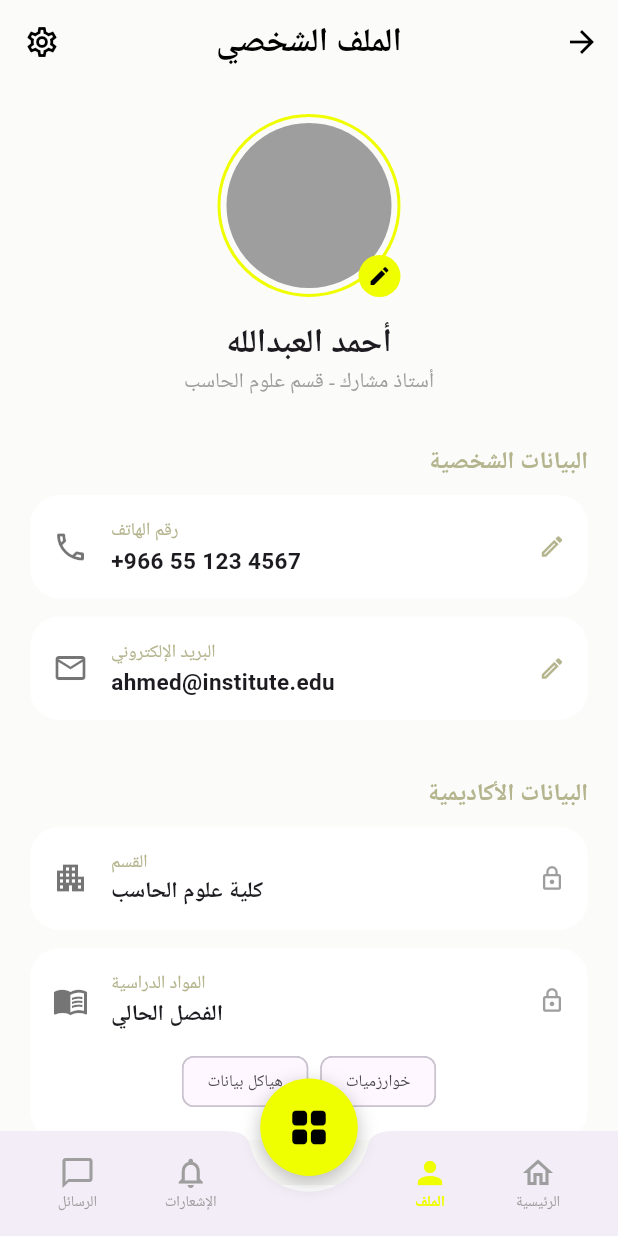
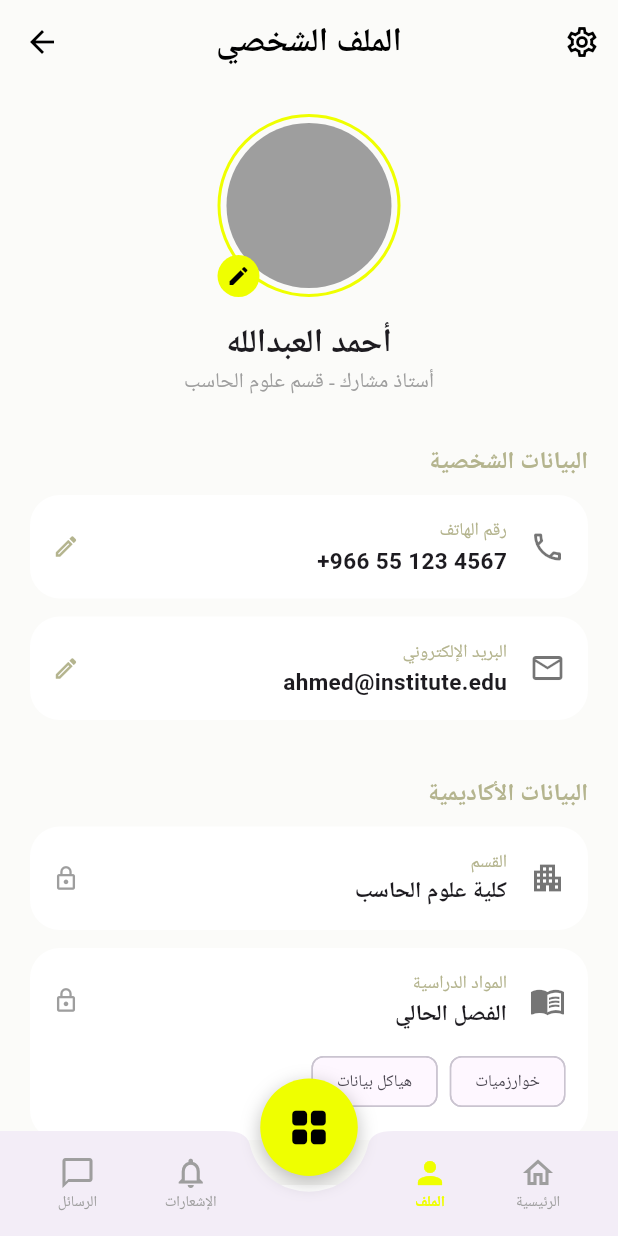
Before and after one commit to majdoulee2006/Edu_Pridge_flutter, a Flutter app: the ProfileScreen screen opened directly, on a phone screen of 412 x 824 dp. Run offline on Flutter 3.47's test engine with Material 3 defaults, Android fonts, the phone set to English and light mode, and no system bars; Roboto replaces fonts that are missing (Tajawal).

Commit message:
تم تعديل واجهة الملف الشخصي للمعلم لجعلها من اليمين الى اليسار

```diff
--- a/lib/screens/teacher/profile_screen.dart
+++ b/lib/screens/teacher/profile_screen.dart
@@ -18,8 +18,9 @@ class ProfileScreen extends StatelessWidget {
       appBar: AppBar(
         backgroundColor: Colors.transparent,
         elevation: 0,
-        // تفعيل زر الإعدادات لينقلك لصفحة الإعدادات
-        leading: IconButton(
+        // تم نقل زر الإعدادات ليكون في الجهة المقابلة للسهم في الـ RTL
+        actions: [
+          IconButton(
             icon: const Icon(Icons.settings_outlined, color: Colors.black),
             onPressed: () {
               Navigator.push(
@@ -28,12 +29,12 @@ class ProfileScreen extends StatelessWidget {
               );
             },
           ),
+        ],
         title: const Text("الملف الشخصي", style: TextStyle(color: Colors.black, fontWeight: FontWeight.bold)),
         centerTitle: true,
-        actions: [
-          // زر الرجوع يعود للصفحة الرئيسية للمعلم
-          IconButton(
-            icon: const Icon(Icons.arrow_forward, color: Colors.black),
+        // زر الرجوع في التوجيه العربي يكون في الـ leading (جهة اليمين)
+        leading: IconButton(
+          icon: const Icon(Icons.arrow_back, color: Colors.black),
           onPressed: () {
             Navigator.pushReplacement(
               context,
@@ -41,10 +42,9 @@ class ProfileScreen extends StatelessWidget {
             );
           },
         ),
-        ],
       ),
       body: Directionality(
-        textDirection: TextDirection.rtl,
+        textDirection: TextDirection.rtl, // التوجيه العام للصفحة من اليمين لليسار
         child: SingleChildScrollView(
           physics: const BouncingScrollPhysics(),
           padding: const EdgeInsets.symmetric(horizontal: 20),
@@ -79,7 +79,7 @@ class ProfileScreen extends StatelessWidget {
 
   Widget _buildAvatarSection() {
     return Stack(
-      alignment: Alignment.bottomRight,
+      alignment: Alignment.bottomLeft, // نقل قلم التعديل لجهة اليسار في الـ RTL
       children: [
         Container(
           padding: const EdgeInsets.all(4),
@@ -98,15 +98,15 @@ class ProfileScreen extends StatelessWidget {
       decoration: BoxDecoration(color: Colors.white, borderRadius: BorderRadius.circular(20)),
       child: Row(
         children: [
-          if (isEditable) const Icon(Icons.edit_outlined, size: 18, color: Color(0xFFB4B48E)),
-          if (isLocked) const Icon(Icons.lock_outline, size: 18, color: Colors.grey),
-          const Spacer(),
-          Column(crossAxisAlignment: CrossAxisAlignment.end, children: [
+          Icon(icon, color: Colors.black54), // الأيقونة تبدأ من اليمين
+          const SizedBox(width: 15),
+          Column(crossAxisAlignment: CrossAxisAlignment.start, children: [ // المحاذاة لليمين (بداية العمود)
             Text(title, style: const TextStyle(fontSize: 12, color: Color(0xFFB4B48E))),
             Text(value, style: const TextStyle(fontSize: 15, fontWeight: FontWeight.bold)),
           ]),
-          const SizedBox(width: 15),
-          Icon(icon, color: Colors.black54),
+          const Spacer(),
+          if (isEditable) const Icon(Icons.edit_outlined, size: 18, color: Color(0xFFB4B48E)),
+          if (isLocked) const Icon(Icons.lock_outline, size: 18, color: Colors.grey),
         ],
       ),
     );
@@ -117,16 +117,17 @@ class ProfileScreen extends StatelessWidget {
       padding: const EdgeInsets.all(15),
       decoration: BoxDecoration(color: Colors.white, borderRadius: BorderRadius.circular(20)),
       child: Column(
+        crossAxisAlignment: CrossAxisAlignment.start, // لضمان بقاء المحتوى الداخلي لليمين
         children: [
           Row(children: [
-            const Icon(Icons.lock_outline, size: 18, color: Colors.grey),
-            const Spacer(),
-            Column(crossAxisAlignment: CrossAxisAlignment.end, children: [
+            Icon(icon, color: Colors.black54),
+            const SizedBox(width: 15),
+            Column(crossAxisAlignment: CrossAxisAlignment.start, children: [
               Text(title, style: const TextStyle(fontSize: 12, color: Color(0xFFB4B48E))),
               Text(subTitle, style: const TextStyle(fontSize: 15, fontWeight: FontWeight.bold)),
             ]),
-            const SizedBox(width: 15),
-            Icon(icon, color: Colors.black54),
+            const Spacer(),
+            const Icon(Icons.lock_outline, size: 18, color: Colors.grey),
           ]),
           const SizedBox(height: 10),
           Wrap(spacing: 8, children: tags.map((t) => Chip(label: Text(t, style: const TextStyle(fontSize: 11)))).toList()),
@@ -171,7 +172,7 @@ class ProfileScreen extends StatelessWidget {
       shape: const CircularNotchedRectangle(),
       notchMargin: 8,
       child: Directionality(
-        textDirection: TextDirection.rtl,
+        textDirection: TextDirection.rtl, // شريط التنقل السفلي يتبع لغة الصفحة
         child: Row(
           mainAxisAlignment: MainAxisAlignment.spaceAround,
           children: [
```
Also changed, not shown: pubspec.lock. Lines whose indentation alone changed are shown as unchanged.
